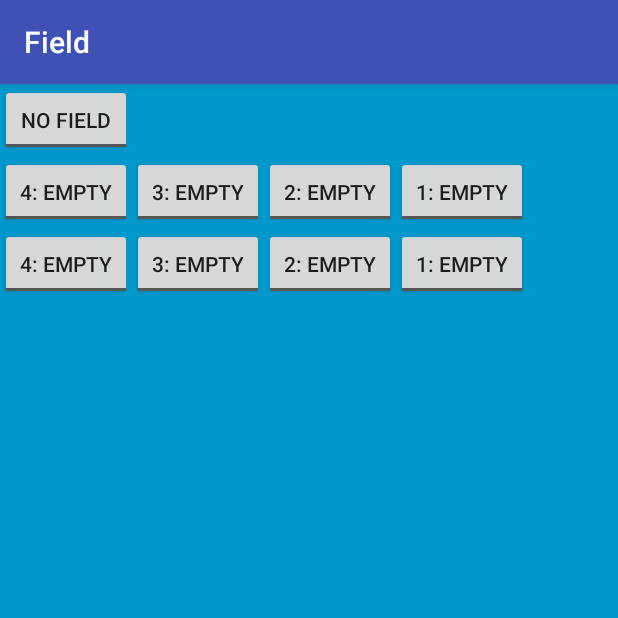
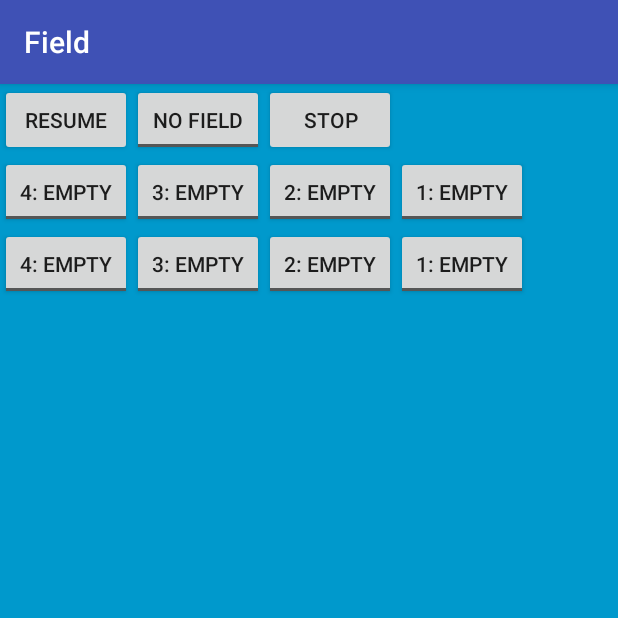
Before and after one commit to GompeiAndTheBrobots/2K1Field, an Android app: the screen it shows after launch (Main), on a phone screen of 412 x 824 dp, the top half of it. Run offline under Robolectric (Android 15) with nearby library versions, the phone set to English and light mode, and no system bars.

Commit message:
Button Basics
Buttons are clickable/toggleable (not a word); all buttons call a
function which switches over their type, and for now just prints to the
log.

```diff
--- a/app/src/main/res/layout/activity_fullscreen.xml
+++ b/app/src/main/res/layout/activity_fullscreen.xml
@@ -23,6 +23,13 @@
             android:layout_gravity="center_horizontal"
             android:weightSum="1">
 
+            <Button
+                android:layout_width="wrap_content"
+                android:layout_height="wrap_content"
+                android:text="Resume"
+                android:id="@+id/Resume"
+                android:onClick="updateState"/>
+
             <ToggleButton
                 android:layout_width="wrap_content"
                 android:layout_height="wrap_content"
@@ -30,9 +37,15 @@
                 android:textOff="No Field"
                 android:textOn="Field"
                 android:id="@+id/toggleField"
-                android:checked="false"
-                android:clickable="false"
-                android:layout_gravity="top|center_horizontal" />
+                android:onClick="updateState"
+                android:checked="false" />
+
+            <Button
+                android:layout_width="wrap_content"
+                android:layout_height="wrap_content"
+                android:text="STOP"
+                android:id="@+id/Stop"
+                android:onClick="updateState"/>
         </LinearLayout>
 
         <GridLayout
@@ -40,7 +53,7 @@
             android:layout_height="match_parent"
             android:layout_gravity="center_horizontal"
             android:columnCount="4"
-            android:rowCount="10">
+            android:rowCount="2">
 
             <ToggleButton
                 android:layout_width="wrap_content"
```
Also changed, not shown: app/src/main/java/com/example/ikeandmike/field/Main.java (+43 -0 lines).
